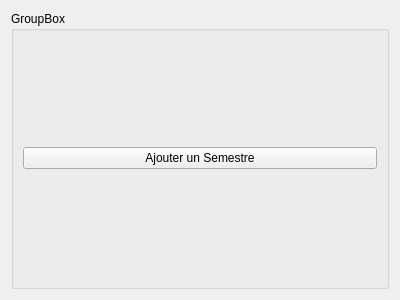
Before: the Qt Designer form src/view/qformation.ui in V1rgul/UT-profiler, drawn with Qt 5.
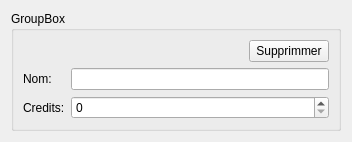
After: the same form once the commit is applied.

```diff
--- a/src/view/qformation.ui
+++ b/src/view/qformation.ui
@@ -6,8 +6,8 @@
    <rect>
     <x>0</x>
     <y>0</y>
-    <width>400</width>
-    <height>300</height>
+    <width>352</width>
+    <height>130</height>
    </rect>
   </property>
   <property name="windowTitle">
@@ -23,14 +23,55 @@
       <item>
        <layout class="QHBoxLayout" name="horizontalLayout_2">
         <item>
-         <widget class="QPushButton" name="buttonAddSemestre">
+         <spacer name="horizontalSpacer">
+          <property name="orientation">
+           <enum>Qt::Horizontal</enum>
+          </property>
+          <property name="sizeHint" stdset="0">
+           <size>
+            <width>40</width>
+            <height>20</height>
+           </size>
+          </property>
+         </spacer>
+        </item>
+        <item>
+         <widget class="QPushButton" name="buttonDelete">
           <property name="text">
-           <string>Ajouter un Semestre</string>
+           <string>Supprimmer</string>
           </property>
          </widget>
         </item>
        </layout>
       </item>
+      <item>
+       <layout class="QFormLayout" name="formLayout">
+        <item row="1" column="0">
+         <widget class="QLabel" name="label">
+          <property name="text">
+           <string>Credits:</string>
+          </property>
+         </widget>
+        </item>
+        <item row="1" column="1">
+         <widget class="QSpinBox" name="spinCredits">
+          <property name="maximum">
+           <number>500</number>
+          </property>
+         </widget>
+        </item>
+        <item row="0" column="0">
+         <widget class="QLabel" name="label_2">
+          <property name="text">
+           <string>Nom:</string>
+          </property>
+         </widget>
+        </item>
+        <item row="0" column="1">
+         <widget class="QLineEdit" name="editName"/>
+        </item>
+       </layout>
+      </item>
      </layout>
     </widget>
    </item>
```
Left out of the diff: 2 changed lines with no effect on the pictures.
